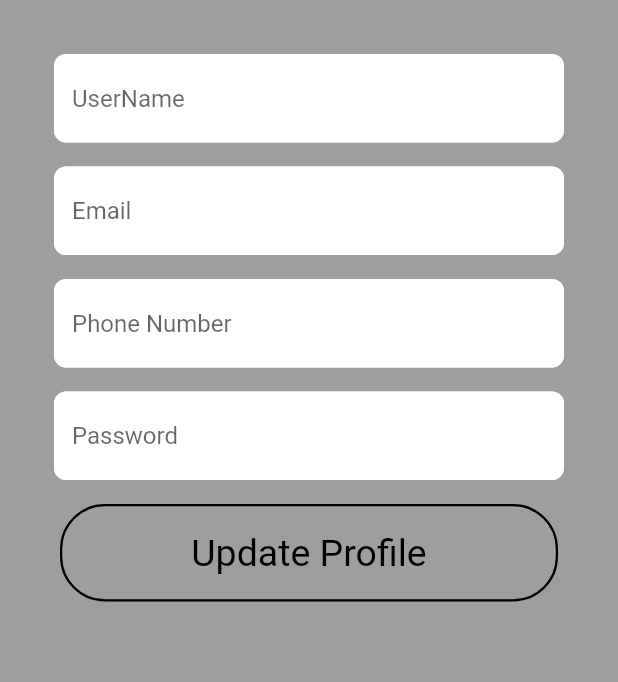
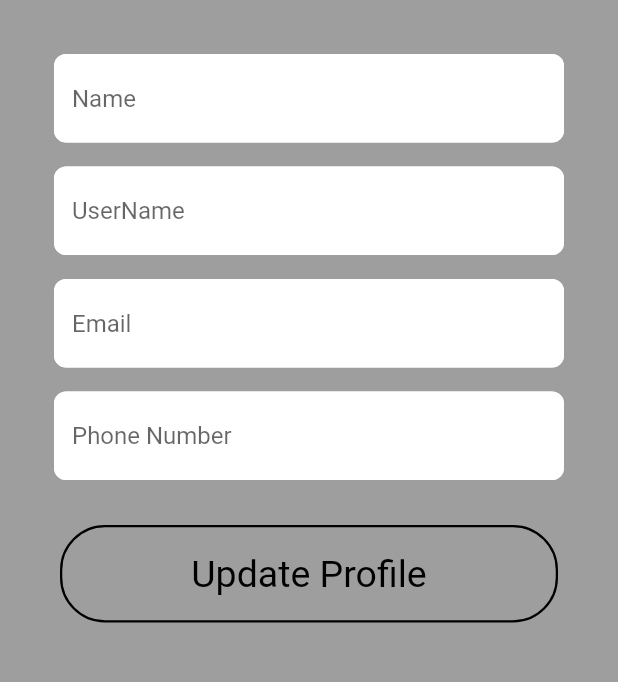
Before and after one commit to fisforfaheem/Utopia-Social-Chat-Channel-app, a Flutter app: the UpdateProfilePage screen opened directly, on a phone screen of 412 x 824 dp, the part 309-991 px from its top. Run offline on Flutter 3.47's test engine with Material 2 defaults, Android fonts, the phone set to English and light mode, and no system bars; our stand-ins replace cached_network_image, cloud_firestore, email_validator, firebase_auth, firebase_core, firebase_storage and 7 more; missing offline and left inert: flutter_custom_dialog, passwordfield; accounts and stored records are empty.

Commit message:
make controllers, fixed pubspec.lock file issues causing app to not run, also did some work (for testing) under update profile to get image form fire base with no luck
make controllers, fixed pubspec.lock file issues causing app to not run, also did some work (for testing) under update profile to get image form fire base with no luck

```diff
--- a/lib/actions/actions.dart
+++ b/lib/actions/actions.dart
@@ -1,7 +1,6 @@
-// ignore_for_file: unused_element
+// ignore_for_file: unused_element, unused_import
 
 import 'dart:io';
-
 import 'package:cloud_firestore/cloud_firestore.dart';
 import 'package:firebase_auth/firebase_auth.dart';
 import 'package:firebase_storage/firebase_storage.dart';
--- a/lib/const/common_widgets.dart
+++ b/lib/const/common_widgets.dart
@@ -91,3 +91,50 @@ getSearchtextField(hint, error) {
     ),
   );
 }
+
+getCustomeTextFieldwithController(hint, error, controller) {
+  return Padding(
+    padding: EdgeInsets.fromLTRB(16, 16, 16, 0),
+    child: TextFormField(
+      controller: controller,
+      obscureText: false,
+      decoration: InputDecoration(
+        hintText: hint,
+        fillColor: Colors.white,
+        filled: true,
+        enabledBorder: OutlineInputBorder(
+          borderSide: BorderSide(
+            color: Colors.white,
+            width: 1,
+          ),
+          borderRadius: BorderRadius.only(
+            bottomLeft: Radius.circular(8),
+            bottomRight: Radius.circular(8),
+            topLeft: Radius.circular(8),
+            topRight: Radius.circular(8),
+          ),
+        ),
+        focusedBorder: OutlineInputBorder(
+          borderSide: BorderSide(
+            color: Colors.white,
+            width: 1,
+          ),
+          borderRadius: BorderRadius.only(
+            bottomLeft: Radius.circular(8),
+            bottomRight: Radius.circular(8),
+            topLeft: Radius.circular(8),
+            topRight: Radius.circular(8),
+          ),
+        ),
+      ),
+      //  keyboardType: TextInputType.name,
+      validator: (val) {
+        if (val!.isEmpty) {
+          return error;
+        }
+
+        return null;
+      },
+    ),
+  );
+}
--- a/lib/screens/channel_page.dart
+++ b/lib/screens/channel_page.dart
@@ -1,3 +1,5 @@
+// ignore_for_file: unused_import
+
 import 'package:flutter/material.dart';
 import 'package:flutter_application_utopia/const/navBar.dart';
 import 'package:flutter_application_utopia/const/commonColor.dart';
--- a/lib/screens/home_screen.dart
+++ b/lib/screens/home_screen.dart
@@ -1,3 +1,5 @@
+// ignore_for_file: unused_import
+
 import 'package:cached_network_image/cached_network_image.dart';
 import 'package:cloud_firestore/cloud_firestore.dart';
 import 'package:firebase_storage/firebase_storage.dart';
@@ -20,7 +22,6 @@ class HomeScreen extends StatefulWidget {
 class _HomeScreenState extends State<HomeScreen> {
   @override
   void initState() {
-    // TODO: implement initState
     super.initState();
     Get.put(HomeController());
   }
--- a/lib/screens/updateprofile_screen.dart
+++ b/lib/screens/updateprofile_screen.dart
@@ -1,8 +1,11 @@
 // ignore_for_file: prefer_const_constructors_in_immutables, prefer_const_constructors, deprecated_member_use, unused_import
 
+import 'package:cloud_firestore/cloud_firestore.dart';
 import 'package:flutter/material.dart';
+import 'package:flutter_application_utopia/actions/actions.dart';
 import 'package:flutter_application_utopia/const/commonColor.dart';
 import 'package:flutter_application_utopia/const/common_widgets.dart';
+import 'package:flutter_application_utopia/screens/channel_page.dart';
 import 'package:get/get.dart';
 
 class UpdateProfilePage extends StatefulWidget {
@@ -15,6 +18,12 @@ class UpdateProfilePage extends StatefulWidget {
 }
 
 class _UpdateProfilePageState extends State<UpdateProfilePage> {
+  TextEditingController _nameController = TextEditingController();
+  TextEditingController _usernameController = TextEditingController();
+  TextEditingController _emailController = TextEditingController();
+  TextEditingController _phonenumberController = TextEditingController();
+  // TextEditingController _passwordController = TextEditingController();
+
   @override
   Widget build(BuildContext context) {
     return Scaffold(
@@ -78,55 +87,23 @@ class _UpdateProfilePageState extends State<UpdateProfilePage> {
                       mainAxisAlignment: MainAxisAlignment.start,
                       crossAxisAlignment: CrossAxisAlignment.start,
                       children: [
-                        getCustomeTextField(
-                            "UserName", "Please Enter UserName !"),
-                        getCustomeTextField("Email", "Please Enter Email !"),
-                        getCustomeTextField(
-                            "Phone Number", "Please Enter Phone Number !"),
-                        Padding(
-                          padding: EdgeInsets.fromLTRB(16, 16, 16, 16),
-                          child: TextFormField(
-                            obscureText: false,
-                            decoration: InputDecoration(
-                              hintText: 'Password',
-                              fillColor: Colors.white,
-                              filled: true,
-                              enabledBorder: OutlineInputBorder(
-                                borderSide: BorderSide(
-                                  color: Colors.white,
-                                  width: 1,
-                                ),
-                                borderRadius: BorderRadius.only(
-                                  bottomLeft: Radius.circular(8),
-                                  bottomRight: Radius.circular(8),
-                                  topLeft: Radius.circular(8),
-                                  topRight: Radius.circular(8),
-                                ),
-                              ),
-                              focusedBorder: OutlineInputBorder(
-                                borderSide: BorderSide(
-                                  color: Colors.white,
-                                  width: 1,
-                                ),
-                                borderRadius: BorderRadius.only(
-                                  bottomLeft: Radius.circular(8),
-                                  bottomRight: Radius.circular(8),
-                                  topLeft: Radius.circular(8),
-                                  topRight: Radius.circular(8),
-                                ),
-                              ),
-
-                              //fillcolor: Colors..grayBG,
-                            ),
-                            keyboardType: TextInputType.visiblePassword,
-                            validator: (val) {
-                              if (val!.isEmpty) {
-                                return 'Please fill in a Password';
-                              }
-
-                              return null;
-                            },
-                          ),
+                        getCustomeTextFieldwithController("Name",
+                            "Please Enter Your Name !", _nameController),
+                        getCustomeTextFieldwithController("UserName",
+                            "Please Enter UserName !", _usernameController),
+                        getCustomeTextFieldwithController(
+                            "Email", "Please Enter Email !", _emailController),
+                        getCustomeTextFieldwithController(
+                            "Phone Number",
+                            "Please Enter Phone Number !",
+                            _phonenumberController),
+                        //enable this is user really wants this
+                        // getCustomeTextFieldwithController(
+                        //     "Phone Number",
+                        //     "Please Enter Your  Password !",
+                        //     _passwordController),
+                        SizedBox(
+                          height: 30,
                         ),
                         Container(
                           margin: EdgeInsets.symmetric(horizontal: 20),
@@ -146,8 +123,32 @@ class _UpdateProfilePageState extends State<UpdateProfilePage> {
                                   fontSize: 25,
                                   fontWeight: FontWeight.normal),
                             ),
-                            onPressed: () {},
+                            onPressed: () {
+                              //Update User Pofile
+                            },
                           ),
+                        ),
+                        FutureBuilder(
+                          future: FirebaseFirestore.instance
+                              .collection("profileimages")
+                              .get(),
+                          builder: (ctx, AsyncSnapshot snap) {
+                            if (snap.connectionState == ConnectionState.waiting)
+                              return Center(
+                                child: CircularProgressIndicator(),
+                              );
+                            QuerySnapshot data = snap.data;
+                            print(data.docs.length);
+                            if (snap.hasData)
+                              return Container(
+                                child: Expanded(
+                                  child: Center(),
+                                  // child: listCard(data.docs[index].data()),
+                                ),
+                              );
+                            else
+                              return Center();
+                          },
                         ),
                         SizedBox(
                           height: 19,
@@ -164,3 +165,23 @@ class _UpdateProfilePageState extends State<UpdateProfilePage> {
     );
   }
 }
+
+listCard(mapData) {
+  return FutureBuilder(
+      future: getImageUrl("profileimages/" + mapData['pic']),
+      builder: (context, snapshot) {
+        print("......... " + snapshot.data.toString());
+
+        return Container(
+          color: grey.withOpacity(0.27),
+          padding: EdgeInsets.symmetric(vertical: 7),
+          margin: EdgeInsets.symmetric(horizontal: 20, vertical: 7),
+          child: CircleAvatar(
+            radius: 22,
+            backgroundImage: NetworkImage(
+              snapshot.data.toString(),
+            ),
+          ),
+        );
+      });
+}
```
Also changed, not shown: lib/screens/imageuploadtest.dart (+145 -145 lines), pubspec.lock.
